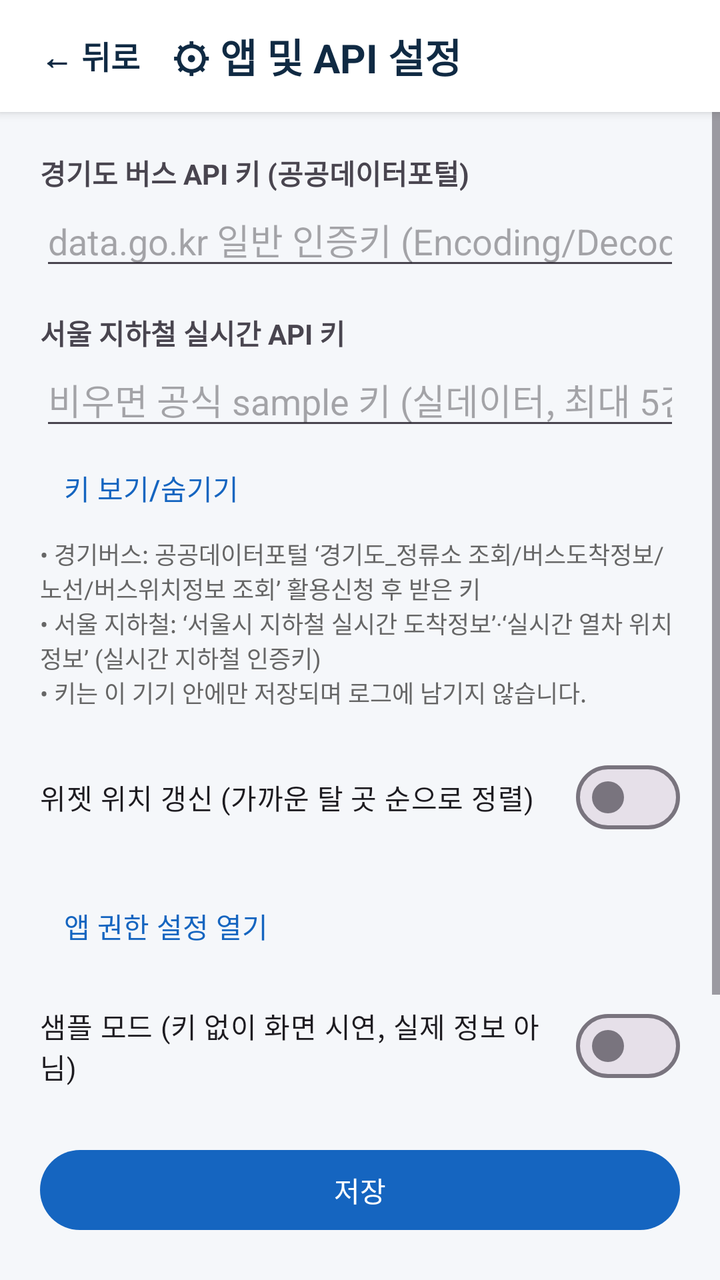
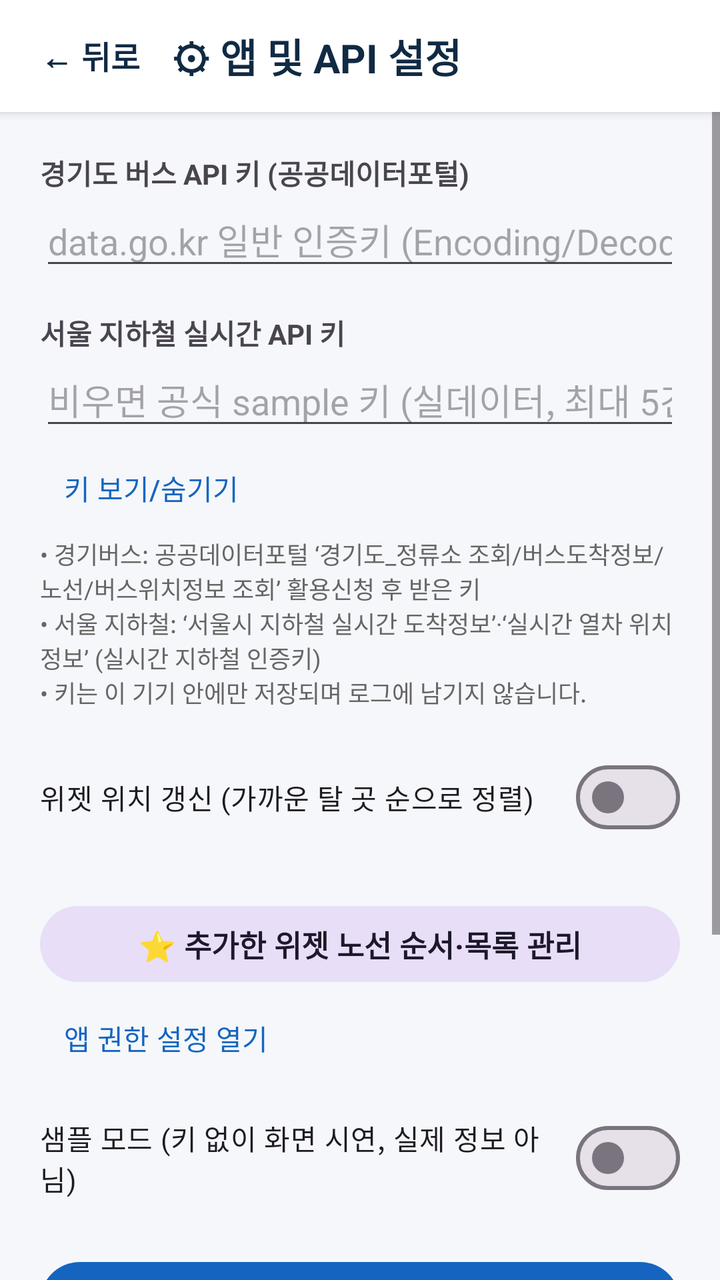

Two renders of the same Android screen: before a commit and after it. Below are the layout's source before the change and the commit's diff.
<!-- AndroidManifest.xml: activity theme Theme.TransitMap.NoActionBar -->
<!-- res/layout/activity_settings.xml -->
<?xml version="1.0" encoding="utf-8"?>
<LinearLayout xmlns:android="http://schemas.android.com/apk/res/android"
    android:id="@+id/settingsRoot"
    android:layout_width="match_parent"
    android:layout_height="match_parent"
    android:background="#F5F7FA"
    android:orientation="vertical">

    
    <LinearLayout
        android:layout_width="match_parent"
        android:layout_height="56dp"
        android:background="#FFFFFF"
        android:elevation="3dp"
        android:gravity="center_vertical"
        android:orientation="horizontal"
        android:paddingHorizontal="8dp">

        <com.google.android.material.button.MaterialButton
            android:id="@+id/btnBackSettings"
            style="@style/Widget.Material3.Button.TextButton"
            android:layout_width="wrap_content"
            android:layout_height="44dp"
            android:minWidth="0dp"
            android:paddingHorizontal="12dp"
            android:text="← 뒤로"
            android:textColor="#102A43"
            android:textSize="16sp"
            android:textStyle="bold" />

        <TextView
            android:layout_width="0dp"
            android:layout_height="wrap_content"
            android:layout_marginStart="4dp"
            android:layout_weight="1"
            android:text="⚙ 앱 및 API 설정"
            android:textColor="#102A43"
            android:textSize="20sp"
            android:textStyle="bold" />
    </LinearLayout>

    <ScrollView
        android:layout_width="match_parent"
        android:layout_height="0dp"
        android:layout_weight="1">

    <LinearLayout
        android:layout_width="match_parent"
        android:layout_height="wrap_content"
        android:orientation="vertical"
        android:padding="20dp">

        <TextView
            android:layout_width="wrap_content"
            android:layout_height="wrap_content"
            android:text="경기도 버스 API 키 (공공데이터포털)"
            android:textStyle="bold" />

        <EditText
            android:id="@+id/inputGbisKey"
            android:layout_width="match_parent"
            android:layout_height="wrap_content"
            android:hint="data.go.kr 일반 인증키 (Encoding/Decoding 모두 가능)"
            android:importantForAutofill="no"
            android:inputType="textPassword" />

        <TextView
            android:layout_width="wrap_content"
            android:layout_height="wrap_content"
            android:layout_marginTop="16dp"
            android:text="서울 지하철 실시간 API 키"
            android:textStyle="bold" />

        <EditText
            android:id="@+id/inputSubwayKey"
            android:layout_width="match_parent"
            android:layout_height="wrap_content"
            android:hint="비우면 공식 sample 키 (실데이터, 최대 5건)"
            android:importantForAutofill="no"
            android:inputType="textPassword" />

        <com.google.android.material.button.MaterialButton
            android:id="@+id/btnShowKeys"
            style="@style/Widget.Material3.Button.TextButton"
            android:layout_width="wrap_content"
            android:layout_height="wrap_content"
            android:text="키 보기/숨기기" />

        <TextView
            android:layout_width="match_parent"
            android:layout_height="wrap_content"
            android:text="• 경기버스: 공공데이터포털 ‘경기도_정류소 조회/버스도착정보/노선/버스위치정보 조회’ 활용신청 후 받은 키\n• 서울 지하철: ‘서울시 지하철 실시간 도착정보’·‘실시간 열차 위치정보’ (실시간 지하철 인증키)\n• 키는 이 기기 안에만 저장되며 로그에 남기지 않습니다."
            android:textColor="#666666"
            android:textSize="12sp" />

        <com.google.android.material.materialswitch.MaterialSwitch
            android:id="@+id/swWidgetLocation"
            android:layout_width="match_parent"
            android:layout_height="wrap_content"
            android:layout_marginTop="20dp"
            android:text="위젯 위치 갱신 (가까운 탈 곳 순으로 정렬)" />

        <TextView
            android:id="@+id/permText"
            android:layout_width="wrap_content"
            android:layout_height="wrap_content"
            android:textColor="#666666"
            android:textSize="12sp" />

        <com.google.android.material.button.MaterialButton
            android:id="@+id/btnAppSettings"
            style="@style/Widget.Material3.Button.TextButton"
            android:layout_width="wrap_content"
            android:layout_height="wrap_content"
            android:text="앱 권한 설정 열기" />

        <com.google.android.material.materialswitch.MaterialSwitch
            android:id="@+id/swSample"
            android:layout_width="match_parent"
            android:layout_height="wrap_content"
            android:layout_marginTop="12dp"
            android:text="샘플 모드 (키 없이 화면 시연, 실제 정보 아님)" />

        <com.google.android.material.button.MaterialButton
            android:id="@+id/btnSave"
            android:layout_width="match_parent"
            android:layout_height="wrap_content"
            android:layout_marginTop="24dp"
            android:text="저장" />

        <TextView
            android:id="@+id/versionText"
            android:layout_width="match_parent"
            android:layout_height="wrap_content"
            android:layout_marginTop="20dp"
            android:textColor="#102A43"
            android:textSize="15.5sp"
            android:textStyle="bold" />

        <com.google.android.material.button.MaterialButton
            android:id="@+id/btnCheckUpdate"
            style="@style/Widget.Material3.Button.TonalButton"
            android:layout_width="match_parent"
            android:layout_height="48dp"
            android:layout_marginTop="8dp"
            android:text="🔄 최신 업데이트 확인 및 자동 설치"
            android:textSize="15.5sp"
            android:textStyle="bold" />

        <TextView
            android:layout_width="match_parent"
            android:layout_height="wrap_content"
            android:layout_marginTop="16dp"
            android:text="지도 © OpenStreetMap contributors · 지하철역 좌표: OpenStreetMap(Overpass API)\n버스: 경기도 버스정보(공공데이터포털) · 지하철: 서울 열린데이터광장\n위젯은 Android 제한으로 약 15분마다 자동 갱신되며, ⟳ 버튼으로 즉시 갱신할 수 있습니다."
            android:textColor="#888888"
            android:textSize="11sp" />
    </LinearLayout>
    </ScrollView>
</LinearLayout>
<!-- resources referenced by this layout -->
<resources>
  <style name="Theme.TransitMap.NoActionBar" parent="Theme.Material3.Light.NoActionBar">
          <item name="colorPrimary">#1565C0</item>
          <item name="colorSecondary">#2E9E44</item>
      </style>
</resources>

<!-- the commit's change to res/layout/activity_settings.xml (unified diff, before → after) -->
@@ -108,6 +108,16 @@
             android:textSize="12sp" />
 
         <com.google.android.material.button.MaterialButton
+            android:id="@+id/btnManageSavedRoutes"
+            style="@style/Widget.Material3.Button.TonalButton"
+            android:layout_width="match_parent"
+            android:layout_height="46dp"
+            android:layout_marginTop="10dp"
+            android:text="⭐ 추가한 위젯 노선 순서·목록 관리"
+            android:textSize="15sp"
+            android:textStyle="bold" />
+
+        <com.google.android.material.button.MaterialButton
             android:id="@+id/btnAppSettings"
             style="@style/Widget.Material3.Button.TextButton"
             android:layout_width="wrap_content"
